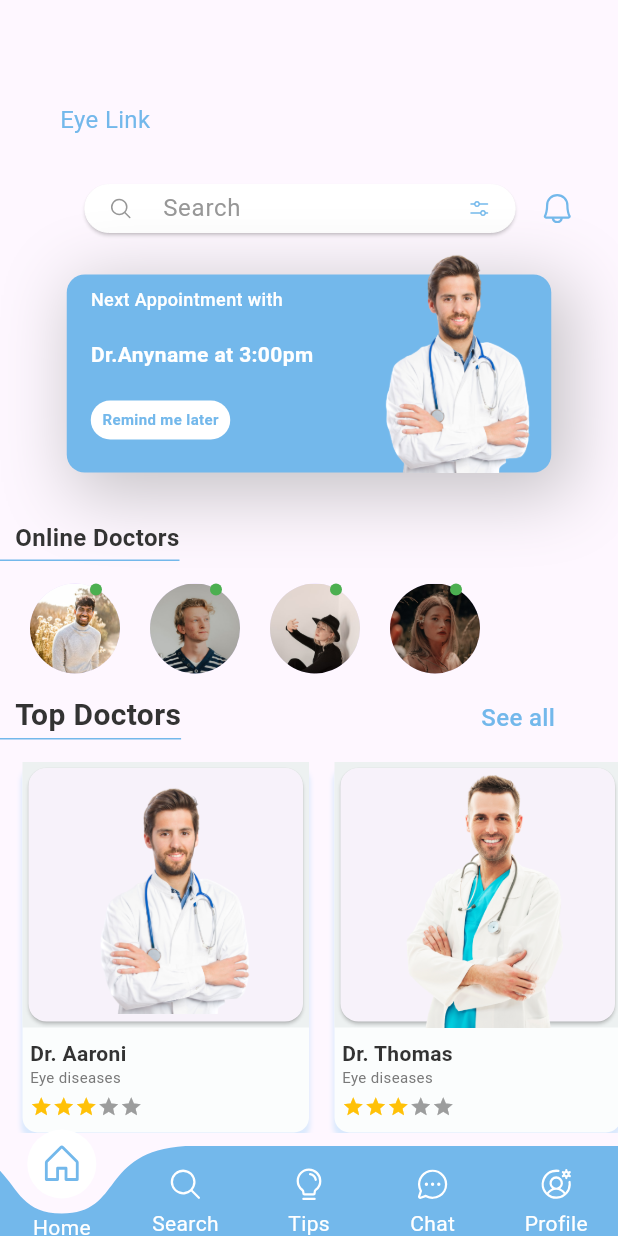
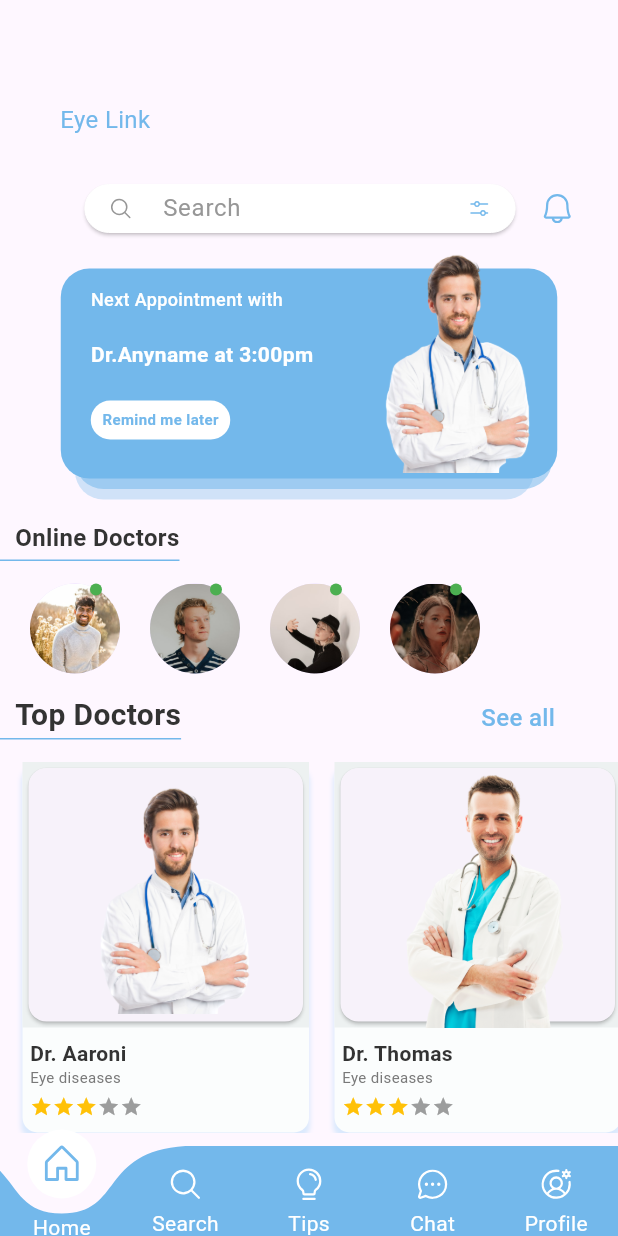
Before and after one commit to nada-elmetwaly/eye_scan, a Flutter app: the screen it shows after launch, on a phone screen of 412 x 824 dp. Run offline on Flutter 3.47's test engine with Material 3 defaults, Android fonts, the phone set to English and light mode, and no system bars; drawn by our look-alikes of curved_labeled_navigation_bar, flutter_rating_bar; our stand-ins replace emoji_picker_flutter, font_awesome_flutter, image_picker, intl_phone_field, phosphor_flutter, shared_preferences; Roboto replaces fonts that are missing (Baloo Bhai 2, myfont); project files that could hold a hidden picture were left out.

Commit message:
editing home page

```diff
--- a/lib/screens/home_screen.dart
+++ b/lib/screens/home_screen.dart
@@ -113,15 +113,44 @@ class HomeScreen extends StatelessWidget {
             Stack(
               clipBehavior: Clip.none,
               children: [
+                Positioned(
+                  left:50,
+                  top: 24,
+                  child: Container(
+                    width: 306,
+                    height: 130,
+                    decoration: ShapeDecoration(
+                      color: Color(0x5473B8EB),
+                      shape: RoundedRectangleBorder(
+                        borderRadius: BorderRadius.circular(19),
+                      ),
+                    ),
+                  ),
+                ),
+                Positioned(
+                  left:50,
+                  top: 12,
+                  child: Container(
+                    width: 318,
+                    height: 135,
+                    decoration: ShapeDecoration(
+                      color: Color(0x8973B8EB),
+                      shape: RoundedRectangleBorder(
+                        borderRadius: BorderRadius.circular(19),
+                      ),
+                    ),
+                  ),
+                ),
+
+
                 Center(
                   child: Container(
-                    decoration: BoxDecoration(boxShadow: [
-                      BoxShadow(
-                          blurRadius: 40,
-                          color: Colors.grey.withOpacity(0.6),
-                          spreadRadius: 0,
-                          offset: Offset(8, 10))
-                    ]),
+                    decoration: ShapeDecoration(
+                      color: Color(0xFF73B8EB),
+                      shape: RoundedRectangleBorder(
+                        borderRadius: BorderRadius.circular(19),
+                      ),
+                    ),
                     width: 331,
                     height: 140,
                     child: Card(
```
